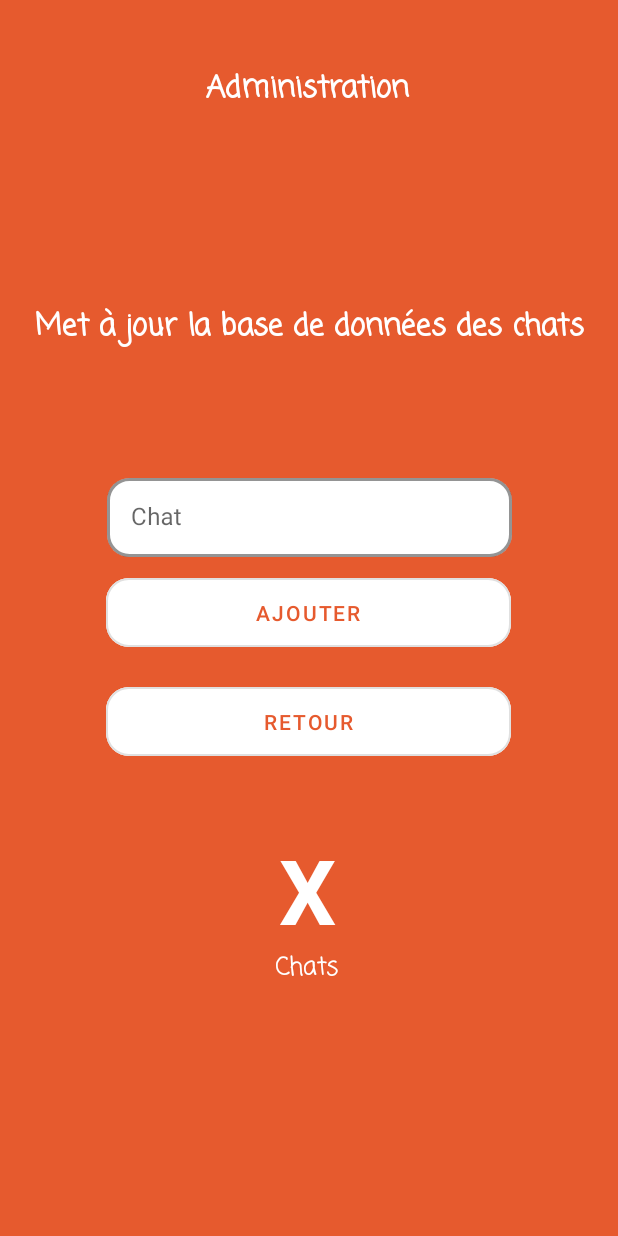
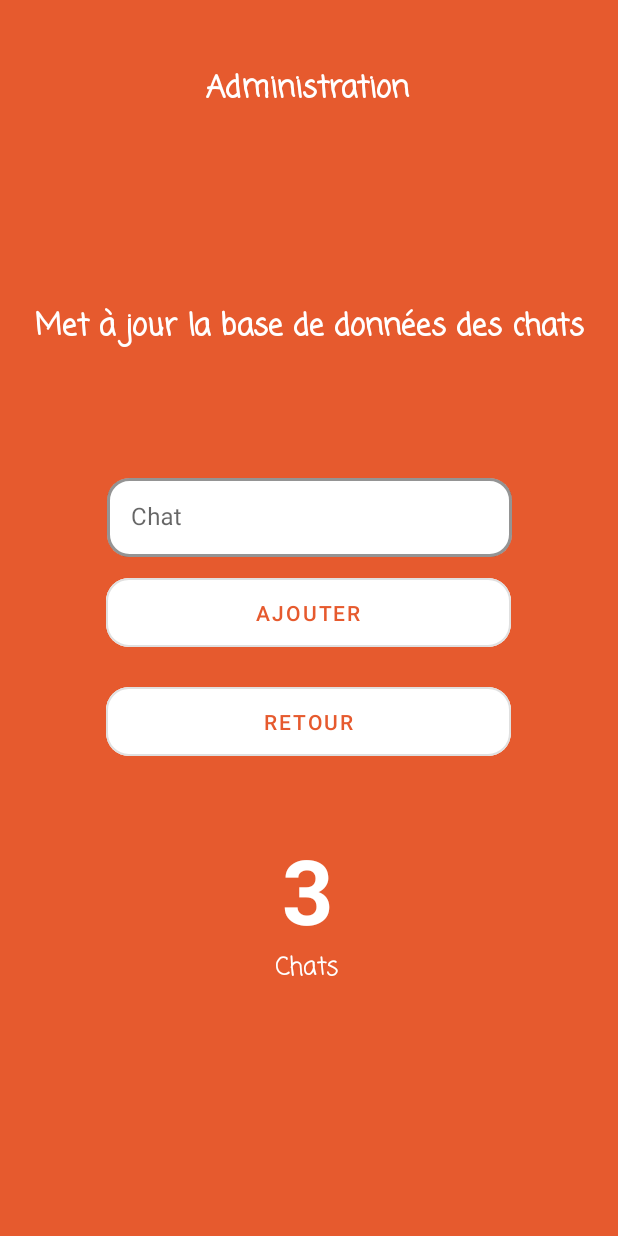
Before and after one commit to LoanCB/Projet_android, an Android app: the HomeFragment screen opened through its navigation route, after a tap on "ADMINISTRATION", on a phone screen of 412 x 824 dp. Run offline under Robolectric (Android 15) with nearby library versions, the phone set to English and light mode, and no system bars; our stand-ins replace Room's generated code; 1 statement that could not run was skipped.

Commit message:
link database, admin page up

```diff
--- a/app/build.gradle
+++ b/app/build.gradle
@@ -11,7 +11,7 @@ android {
 
     defaultConfig {
         applicationId "com.formation.sciencesufinalapp"
-        minSdk 21
+        minSdk 22
         targetSdk 31
         versionCode 1
         versionName "1.0"
@@ -21,6 +21,7 @@ android {
 
     buildFeatures {
         viewBinding = true
+
     }
 
 
--- a/app/src/main/java/com/formation/sciencesufinalapp/data/CatViewModel.kt
+++ b/app/src/main/java/com/formation/sciencesufinalapp/data/CatViewModel.kt
@@ -9,7 +9,7 @@ import kotlinx.coroutines.launch
 
 class CatViewModel(application: Application): AndroidViewModel(application){
 
-    private val readAllData: LiveData<List<Cat>>
+    val readAllData: LiveData<List<Cat>>
     private val repository: CatRepository
 
     init {
--- a/app/src/main/java/com/formation/sciencesufinalapp/ui/admin/AdminFragment.kt
+++ b/app/src/main/java/com/formation/sciencesufinalapp/ui/admin/AdminFragment.kt
@@ -6,6 +6,7 @@ import androidx.fragment.app.Fragment
 import android.view.LayoutInflater
 import android.view.View
 import android.view.ViewGroup
+import android.widget.Toast
 import androidx.lifecycle.ViewModelProvider
 import com.formation.sciencesufinalapp.R
 import com.formation.sciencesufinalapp.data.Cat
@@ -13,11 +14,13 @@ import com.formation.sciencesufinalapp.data.CatViewModel
 import com.formation.sciencesufinalapp.databinding.FragmentAdminBinding
 import androidx.fragment.app.activityViewModels
 import androidx.navigation.findNavController
+import androidx.navigation.fragment.findNavController
 
 // TODO: Rename parameter arguments, choose names that match
 // the fragment initialization parameters, e.g. ARG_ITEM_NUMBER
 private const val ARG_PARAM1 = "param1"
 private const val ARG_PARAM2 = "param2"
+
 
 /**
  * A simple [Fragment] subclass.
@@ -29,10 +32,11 @@ class AdminFragment : Fragment() {
     private var param1: String? = null
     private var param2: String? = null
 
+
     private var _binding: FragmentAdminBinding? = null
     private val binding get() = _binding!!
     private lateinit var mCatViewModel: CatViewModel
-    private val viewModel: GameViewModel by activityViewModels()
+    private val gameViewModel: GameViewModel by activityViewModels()
 
     override fun onCreate(savedInstanceState: Bundle?) {
         super.onCreate(savedInstanceState)
@@ -42,24 +46,53 @@ class AdminFragment : Fragment() {
         }
     }
 
+
     override fun onCreateView(
         inflater: LayoutInflater, container: ViewGroup?,
         savedInstanceState: Bundle?
     ): View {
         // Inflate the layout for this fragment
+
+        mCatViewModel = ViewModelProvider(this).get(CatViewModel::class.java)
+
         _binding = FragmentAdminBinding.inflate(inflater, container, false)
+
+        var sum = gameViewModel.allWordsList.size
+
+        val newCats = mCatViewModel.readAllData
+
+        newCats.observe(viewLifecycleOwner) { cat ->
+            sum += 1
+        }
+
+        binding.sumOfCats.setText(sum.toString())
+
 
         return binding.root
     }
+
 
     override fun onViewCreated(view: View, savedInstanceState: Bundle?) {
         super.onViewCreated(view, savedInstanceState)
         binding.outlinedButton.setOnClickListener{
             val catName = binding.nicknameInput.text.toString()
+            val newCats = mCatViewModel.readAllData
+            val listNewCats : MutableList<String> = ArrayList()
+            newCats.observe(viewLifecycleOwner) {cat ->
+                listNewCats.add(cat.)
+            }
+
+
             mCatViewModel = ViewModelProvider(this).get(CatViewModel::class.java)
             mCatViewModel.addCat(Cat(0,catName))
+            binding.nicknameInput.setText("")
+
+            Toast.makeText(requireContext(), "Successfully added!", Toast.LENGTH_LONG).show()
 
         }
+
+        binding.backToHome.setOnClickListener{
+            view.findNavController().navigate(R.id.action_adminFragment_to_homeFragment)
+        }
     }
-
 }
--- a/app/src/main/java/com/formation/sciencesufinalapp/ui/game/GameViewModel.kt
+++ b/app/src/main/java/com/formation/sciencesufinalapp/ui/game/GameViewModel.kt
@@ -16,16 +16,7 @@ class GameViewModel : ViewModel(){
         get() = _currentWordCount
 
     private var _allWordsList = mutableListOf(
-        "Siamois","Persan", "Angora","Main coon","sacré de Birmanie", "Sphinx", "Bleu", "Bengal",
-        "Abyssin", "Chartreux", "Manx", "Ocicat", "Somali", "Toyger", "Ragdoll", "Chausie",
-        "Savannah", "American Curl", "American Shorthair", "American Wirehair", "Australian Mist",
-        "Balinais", "British Longhair", "British Shorthair", "Burmese", "Burmilla", "Ceylan",
-        "Chantilly-Tiffany", "Chat bombay", "Chat européen", "Cornish Rex", "Cymric", "Devon Rex",
-        "Exotic shorthair", "Himalayen", "Javanais", "Korat", "LaPerm", "Lykoi", "Mau égyptien",
-        "Mekong bobtail", "Munchkin", "Nebelung", "Neva Masquerade", "Norvégien", "Pixie-bob",
-        "Oriental shorthair", "Scottish fold", "Selkirk Rex", "Sibérien", "Singapura", "Snowshoe",
-        "Thaï", "Tonkinois", "Turc de Van", "Anatoli", "Asian", "Bobtail des kouriles", "Bombay",
-        "Bobtail Japonais", "Donskoy", "Mandarin", "Minskin", "Ojos Arules", "Peterald", "Safari"
+        "Siamois","Persan"
     )
     val allWordsList: MutableList<String>
         get() = _allWordsList
--- a/app/src/main/java/com/formation/sciencesufinalapp/ui/home/HomeFragment.kt
+++ b/app/src/main/java/com/formation/sciencesufinalapp/ui/home/HomeFragment.kt
@@ -3,13 +3,17 @@ package com.formation.sciencesufinalapp.ui.home
 import GameViewModel
 import android.annotation.SuppressLint
 import android.os.Bundle
+import android.util.Log
 import androidx.fragment.app.Fragment
 import android.view.LayoutInflater
 import android.view.View
 import android.view.ViewGroup
 import androidx.fragment.app.activityViewModels
+import androidx.lifecycle.ViewModelProvider
 import androidx.navigation.findNavController
 import androidx.recyclerview.widget.LinearLayoutManager
+import com.formation.sciencesufinalapp.data.Cat
+import com.formation.sciencesufinalapp.data.CatViewModel
 import com.formation.sciencesufinalapp.databinding.FragmentHomeBinding
 import com.formation.sciencesufinalapp.ui.signup.SignUpViewModel
 
@@ -21,7 +25,9 @@ class HomeFragment : Fragment() {
     // onDestroyView.
     private val binding get() = _binding!!
     private val viewModel: SignUpViewModel by activityViewModels()
+
     private val gameViewModel: GameViewModel by activityViewModels()
+    private lateinit var mCatViewModel: CatViewModel
 
     override fun onCreateView(
         inflater: LayoutInflater, container: ViewGroup?,
@@ -29,8 +35,27 @@ class HomeFragment : Fragment() {
     ): View {
         // Inflate the layout for this fragment
         _binding = FragmentHomeBinding.inflate(inflater, container, false)
+        mCatViewModel = ViewModelProvider(this).get(CatViewModel::class.java)
+
+        val newCats = mCatViewModel.readAllData
+
+        newCats.observe(viewLifecycleOwner) { cat ->
+            patchData(gameViewModel, cat)
+        }
+
         return binding.root
     }
+
+
+
+    private fun patchData(gameViewModel: GameViewModel, newCats: List<Cat> ) {
+        newCats.forEach { cat ->
+            if (!gameViewModel.allWordsList.contains(cat.name)) gameViewModel.allWordsList.add(cat.name)
+        }
+    }
+
+
+
 
     @SuppressLint("SetTextI18n")
 
--- a/app/src/main/res/navigation/nav_graph.xml
+++ b/app/src/main/res/navigation/nav_graph.xml
@@ -55,4 +55,10 @@
             android:id="@+id/action_gameFragment_to_homeFragment"
             app:destination="@id/homeFragment" />
     </fragment>
+    <fragment
+        android:id="@+id/a"
+        android:name="com.formation.sciencesufinalapp.ui.admin.AdminFragment"
+        android:label="fragment_admin"
+        tools:layout="@layout/fragment_admin" >
+    </fragment>
 </navigation>
--- a/build.gradle
+++ b/build.gradle
@@ -20,7 +20,7 @@ buildscript {
 
 
         // NOTE: Do not place your application dependencies here; they belong
-        // in the individual module build.gradle files
+        // in the individual module build.gradle file
     }
 }
 
```
